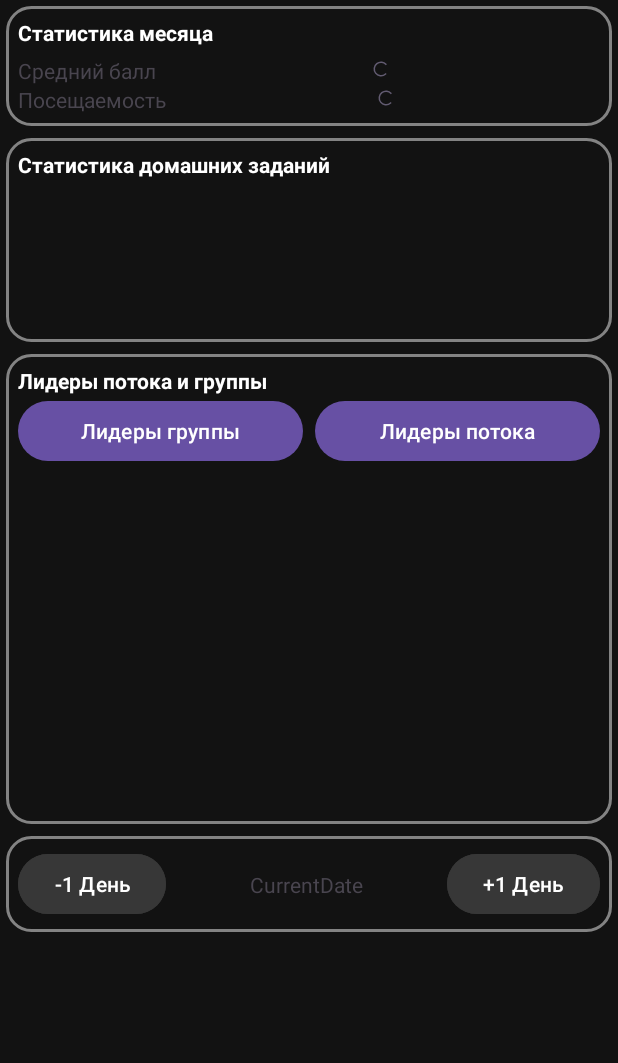
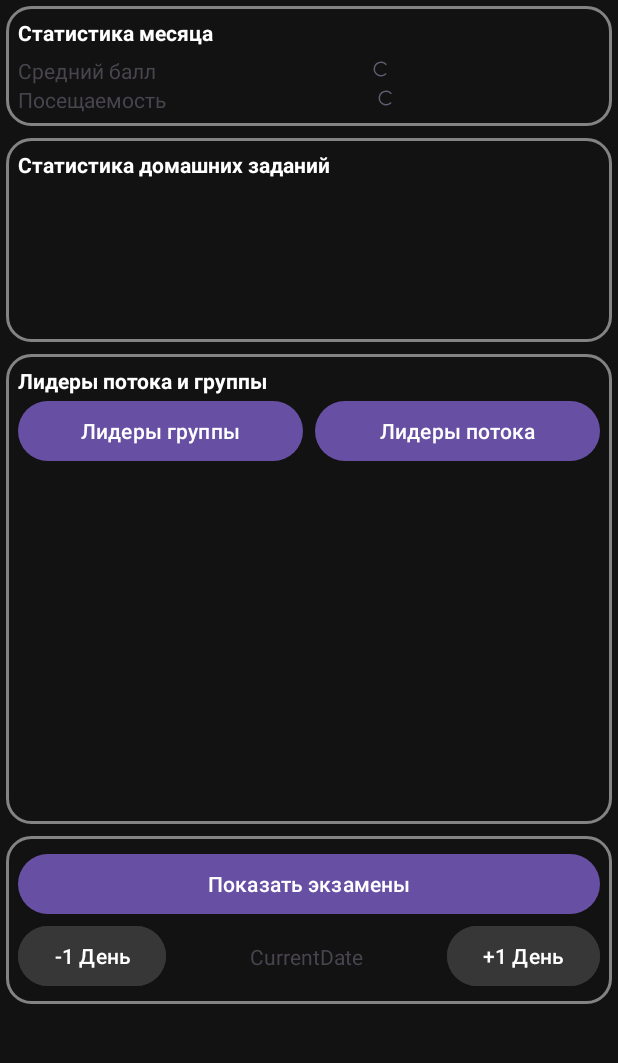
Before and after one commit to 0mnr0/JournalMini, an Android app: the layout activity_main.xml on its own in the app's theme, with its tools: preview values and no code run, on a phone screen of 412 x 824 dp, the part 119-1182 px from its top. Run offline under Robolectric (Android 15) with nearby library versions, the phone set to English and light mode, and no system bars; plain views replace CircularProgressBar, RoundedProgressBar; Roboto replaces fonts that are not available here.

Commit message:
Created exams section

```diff
--- a/app/src/main/res/layout/activity_main.xml
+++ b/app/src/main/res/layout/activity_main.xml
@@ -126,8 +126,7 @@
         android:layout_width="match_parent"
         android:layout_height="wrap_content"
         android:visibility="gone"
-        tools:ignore="MissingConstraints"
-        tools:visibility="visible">
+        tools:ignore="MissingConstraints">
 
         <TextView
             android:id="@+id/FullNameText"
@@ -177,8 +176,7 @@
         app:layout_constraintStart_toStartOf="parent"
         app:layout_constraintTop_toBottomOf="@+id/AccountBlock"
         app:layout_constraintVertical_bias="0.0"
-        tools:ignore="NotSibling"
-        tools:visibility="visible">
+        tools:ignore="NotSibling">
 
         <ScrollView
             android:layout_width="match_parent"
@@ -499,6 +497,22 @@
                     android:padding="8dp"
                     android:paddingBottom="24dp">
 
+                    <androidx.constraintlayout.widget.Group
+                        android:id="@+id/ScheduleDaySelection"
+                        android:layout_width="wrap_content"
+                        android:layout_height="wrap_content"
+                        app:constraint_referenced_ids="PreviousDayShedule,SheduleDayDisplaying,NextDayShedule" />
+
+                    <Button
+                        android:id="@+id/SheduleAndExams"
+                        android:layout_width="0dp"
+                        android:layout_height="wrap_content"
+                        android:onClick="ShowExams"
+                        android:text="Показать экзамены"
+                        app:layout_constraintEnd_toEndOf="parent"
+                        app:layout_constraintStart_toStartOf="parent"
+                        app:layout_constraintTop_toTopOf="parent" />
+
                     <Button
                         android:id="@+id/PreviousDayShedule"
                         android:layout_width="wrap_content"
@@ -508,8 +522,9 @@
                         android:text="-1 День"
                         android:textColor="#FFFFFF"
                         app:layout_constraintStart_toStartOf="parent"
-                        app:layout_constraintTop_toTopOf="parent"
-                        tools:ignore="HardcodedText" />
+                        app:layout_constraintTop_toBottomOf="@+id/SheduleAndExams"
+                        tools:ignore="HardcodedText"
+                        tools:visibility="invisible" />
 
                     <TextView
                         android:id="@+id/SheduleDayDisplaying"
@@ -519,7 +534,8 @@
                         app:layout_constraintBottom_toBottomOf="@+id/PreviousDayShedule"
                         app:layout_constraintEnd_toStartOf="@+id/NextDayShedule"
                         app:layout_constraintStart_toEndOf="@+id/PreviousDayShedule"
-                        app:layout_constraintTop_toTopOf="@+id/PreviousDayShedule" />
+                        app:layout_constraintTop_toTopOf="@+id/PreviousDayShedule"
+                        tools:visibility="invisible" />
 
                     <Button
                         android:id="@+id/NextDayShedule"
@@ -530,17 +546,20 @@
                         android:text="+1 День"
                         android:textColor="#FFFFFF"
                         app:layout_constraintEnd_toEndOf="parent"
-                        app:layout_constraintTop_toTopOf="parent"
-                        tools:ignore="HardcodedText" />
+                        app:layout_constraintTop_toBottomOf="@+id/SheduleAndExams"
+                        tools:ignore="HardcodedText"
+                        tools:visibility="invisible" />
 
                     <androidx.recyclerview.widget.RecyclerView
                         android:id="@+id/recyclerView"
                         android:layout_width="match_parent"
                         android:layout_height="wrap_content"
                         app:layout_constraintTop_toBottomOf="@+id/PreviousDayShedule"
-                        tools:layout_editor_absoluteX="8dp">
+                        tools:layout_editor_absoluteX="8dp"
+                        tools:visibility="invisible">
 
                     </androidx.recyclerview.widget.RecyclerView>
+
                 </androidx.constraintlayout.widget.ConstraintLayout>
 
                 <TextView
```
Also changed, not shown: app/src/main/java/com/svl/journalmini/Lesson.java (+11 -0 lines), app/src/main/java/com/svl/journalmini/MainActivity.java (+59 -0 lines).
